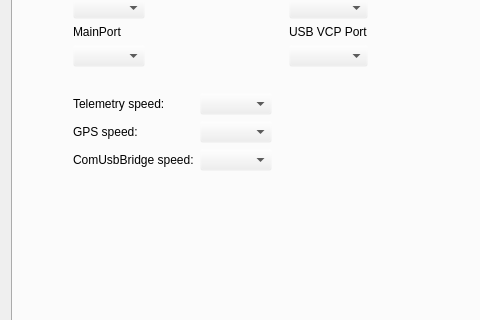
Old version of the form ground/openpilotgcs/src/plugins/config/cc_hw_settings.ui in the repository openpilot/OpenPilot; both pictures show x 0 to 480 and y 130 to 450 of the 646 by 596 pixel window.
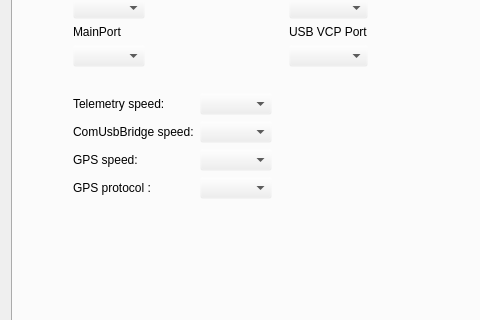
New version of the form. Icons and pictures are not drawn.

Commit message: Add Gps Protocol Configuration

```diff
--- a/ground/openpilotgcs/src/plugins/config/cc_hw_settings.ui
+++ b/ground/openpilotgcs/src/plugins/config/cc_hw_settings.ui
@@ -116,8 +116,8 @@
            <rect>
             <x>0</x>
             <y>0</y>
-            <width>624</width>
-            <height>516</height>
+            <width>622</width>
+            <height>519</height>
            </rect>
           </property>
           <layout class="QGridLayout" name="gridLayout_3">
@@ -227,6 +227,26 @@
             <layout class="QHBoxLayout" name="horizontalLayout">
              <item>
               <layout class="QGridLayout" name="gridLayout_2">
+               <item row="0" column="1">
+                <widget class="QComboBox" name="telemetrySpeed">
+                 <property name="toolTip">
+                  <string>Select the speed here.</string>
+                 </property>
+                </widget>
+               </item>
+               <item row="2" column="0">
+                <widget class="QLabel" name="GpsSpeedLabel">
+                 <property name="minimumSize">
+                  <size>
+                   <width>55</width>
+                   <height>0</height>
+                  </size>
+                 </property>
+                 <property name="text">
+                  <string>GPS speed:</string>
+                 </property>
+                </widget>
+               </item>
                <item row="0" column="0">
                 <widget class="QLabel" name="telemetrySpeedLabel">
                  <property name="text">
@@ -234,20 +254,21 @@
                  </property>
                 </widget>
                </item>
+               <item row="1" column="1">
+                <widget class="QComboBox" name="comUsbBridgeSpeed">
+                 <property name="toolTip">
+                  <string>Select the speed here.</string>
+                 </property>
+                </widget>
+               </item>
+               <item row="2" column="1">
+                <widget class="QComboBox" name="gpsSpeed">
+                 <property name="toolTip">
+                  <string>Select the speed here.</string>
+                 </property>
+                </widget>
+               </item>
                <item row="1" column="0">
-                <widget class="QLabel" name="GpsSpeedLabel">
-                 <property name="minimumSize">
-                  <size>
-                   <width>55</width>
-                   <height>0</height>
-                  </size>
-                 </property>
-                 <property name="text">
-                  <string>GPS speed:</string>
-                 </property>
-                </widget>
-               </item>
-               <item row="2" column="0">
                 <widget class="QLabel" name="ComUsbBridgeSpeedLabel">
                  <property name="minimumSize">
                   <size>
@@ -260,26 +281,15 @@
                  </property>
                 </widget>
                </item>
-               <item row="0" column="1">
-                <widget class="QComboBox" name="telemetrySpeed">
-                 <property name="toolTip">
-                  <string>Select the speed here.</string>
+               <item row="3" column="0">
+                <widget class="QLabel" name="GpsProtocolLabel">
+                 <property name="text">
+                  <string>GPS protocol :</string>
                  </property>
                 </widget>
                </item>
-               <item row="1" column="1">
-                <widget class="QComboBox" name="gpsSpeed">
-                 <property name="toolTip">
-                  <string>Select the speed here.</string>
-                 </property>
-                </widget>
-               </item>
-               <item row="2" column="1">
-                <widget class="QComboBox" name="comUsbBridgeSpeed">
-                 <property name="toolTip">
-                  <string>Select the speed here.</string>
-                 </property>
-                </widget>
+               <item row="3" column="1">
+                <widget class="QComboBox" name="gpsProtocol"/>
                </item>
               </layout>
              </item>
```
The commit also changes 3 other files.
